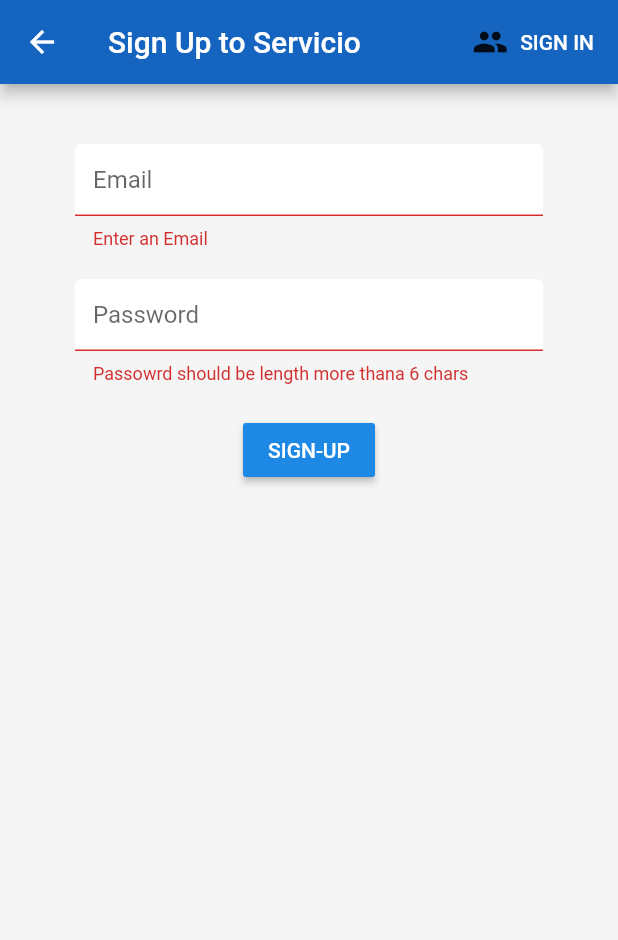
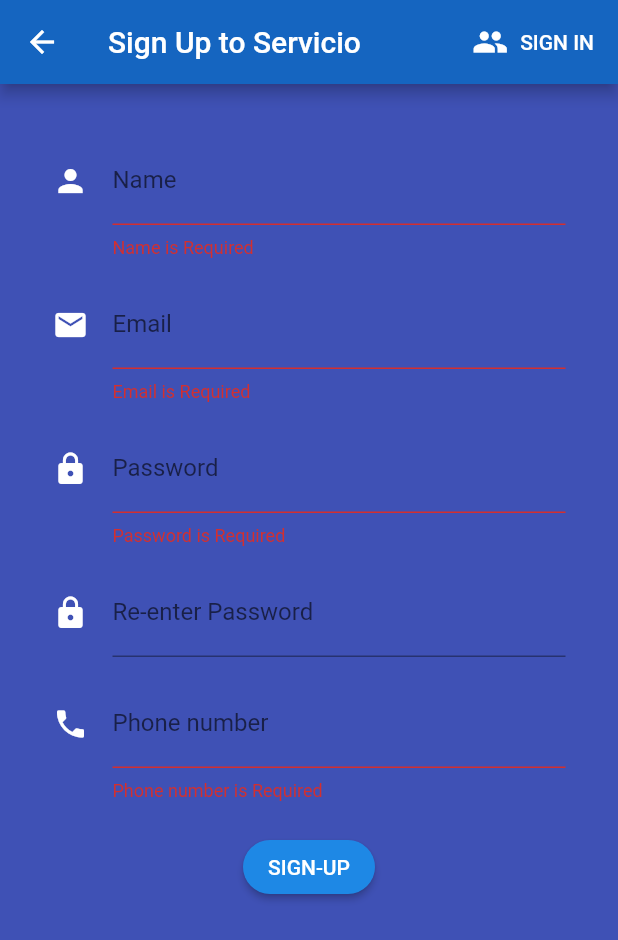
Before and after one commit to nisaldesilva7/Servicio-MobileApp, a Flutter app: the Register screen opened directly, after a tap on "SIGN-UP", on a phone screen of 412 x 824 dp. Shown: the top 940 px of the screen. Run offline on Flutter 3.47's test engine with Material 2 defaults, Android fonts, the phone set to English and light mode, and no system bars; our stand-ins replace cloud_firestore, firebase_auth, flutter_spinkit, simple_animations; accounts and stored records are empty.

Commit message:
register page

```diff
--- a/lib/screens/authenticate/register.dart
+++ b/lib/screens/authenticate/register.dart
@@ -16,15 +16,22 @@
   final AuthServices _auth = AuthServices();
   final _formKey = GlobalKey<FormState>();
 
-  String email = '';
-  String password = '';
+  String _email = '';
+  String _password = '';
+  String _repassword = '';
+  String _name = '';
+  String _url;
+  String _phoneNumber;
+  String _calories;
+
+  bool loading = false;
   String error = '';
-  bool loading = false;
+
 
   @override
   Widget build(BuildContext context) {
     return loading ? Loading() : Scaffold(
-      backgroundColor: Colors.grey[100],
+      backgroundColor: Colors.indigo,
       appBar: AppBar(
         backgroundColor: Colors.blue[800],
         title: Text('Sign Up to Servicio'),
@@ -33,7 +40,7 @@
             onPressed: () {
               widget.toggleView();
             },
-            icon: Icon(Icons.people),
+            icon: Icon(Icons.people, color: Colors.white,),
             label: Text(
                 'SIGN IN',
                 style: TextStyle(
@@ -43,39 +50,29 @@
           )
         ],
       ),
-      body: Container(
-        padding: EdgeInsets.symmetric(vertical: 20.0,horizontal: 50.0),
+      body: SingleChildScrollView(
+        child: Container(
+          padding: EdgeInsets.symmetric(vertical: 20.0,horizontal: 35.0),
           child: Form(
             key: _formKey,
             child: Column(
               children: <Widget>[
+                SizedBox(height: 15.0),
+                _buildName(),
+                SizedBox(height: 15.0),
+                _buildEmail(),
+                SizedBox(height: 15.0),
+                _buildPassword(),
+                SizedBox(height: 15.0),
+                _buildRePassword(),
+                SizedBox(height: 15.0),
+                //_buildURL(),
+                _buildPhoneNumber(),
                 SizedBox(height: 20.0),
-              TextFormField(
-                decoration: InputDecoration(
-                  hintText: 'Email',
-                  fillColor: Colors.white,
-                  filled: true,
-                ),
-                validator: (val) => val.isEmpty ? 'Enter an Email' : null,
-                onChanged: (val) {
-                  setState(() => email = val);
-                },
-              ),
-              SizedBox(height: 20.0),
-              TextFormField(
-                decoration: InputDecoration(
-                  hintText: 'Password',
-                  fillColor: Colors.white,
-                  filled: true,
-                ),
-                obscureText: true,
-                validator: (val) => val.length < 6 ? 'Passowrd should be length more thana 6 chars' : null,
-                onChanged: (val) {
-                  setState(() => password = val);
-                },
-              ),
-              SizedBox(height: 20.0),
+                //_buildCalories(),
+
                 RaisedButton(
+                  shape: RoundedRectangleBorder(borderRadius: new BorderRadius.circular(20.0)),
                   color: Colors.blue[600],
                   child: Text(
                     'SIGN-UP',
@@ -84,7 +81,7 @@
                   onPressed: () async {
                     if (_formKey.currentState.validate()) {
                       setState(() => loading = true);
-                    dynamic result = await _auth.registerWithEmail(email, password);
+                      dynamic result = await _auth.registerWithEmail(_email, _password, _name, _phoneNumber);
                       if (result == null){
                         setState(() {
                           error = 'Enter Valid Email';
@@ -105,6 +102,199 @@
             ),
           ),
         ),
+      ),
     );
   }
+
+
+  Widget _buildName() {
+    return TextFormField(
+      decoration: InputDecoration(labelText: 'Name', icon: Icon(Icons.person, color: Colors.white,),),
+      validator: (String value) {
+        if (value.isEmpty) {
+          return 'Name is Required';
         }
+        return null;
+      },
+      onChanged: (value) {
+        setState(() => _name = value);
+      },
+    );
+  }
+
+  Widget _buildEmail() {
+    return TextFormField(
+      decoration: InputDecoration(labelText: 'Email', icon: Icon(Icons.mail, color: Colors.white,),),
+      validator: (String value) {
+        if (value.isEmpty) {
+          return 'Email is Required';
+        }
+        if (!RegExp(
+            r"[a-z0-9!#$%&'*+/=?^_`{|}~-]+(?:\.[a-z0-9!#$%&'*+/=?^_`{|}~-]+)*@(?:[a-z0-9](?:[a-z0-9-]*[a-z0-9])?\.)+[a-z0-9](?:[a-z0-9-]*[a-z0-9])?")
+            .hasMatch(value)) {
+          return 'Please enter a valid email Address';
+        }
+        return null;
+      },
+      onChanged: (val) {
+        setState(() => _email = val);
+      },
+    );
+  }
+
+  Widget _buildPassword() {
+    return TextFormField(
+      decoration: InputDecoration(labelText: 'Password', icon: Icon(Icons.lock, color: Colors.white,),),
+      keyboardType: TextInputType.visiblePassword,
+      obscureText: true,
+      validator: (String value) {
+        if (value.isEmpty) {
+          return 'Password is Required';
+        }
+        if(value.length < 6) {
+          return 'Password should be length more than 6 chars';
+        }
+        return null;
+      },
+      onChanged: (value) {
+        setState(() => _password = value);
+      },
+    );
+  }
+
+  Widget _buildRePassword() {
+    return TextFormField(
+      decoration: InputDecoration(labelText: 'Re-enter Password', icon: Icon(Icons.lock, color: Colors.white,),),
+      keyboardType: TextInputType.visiblePassword,
+      obscureText: true,
+      validator: (String value) {
+        if (value != _password) {
+          return 'Password does not match';
+        }
+        return null;
+      },
+      onChanged: (val) {
+        setState(() => _repassword = val);
+      },
+    );
+  }
+
+  Widget _buildURL() {
+    return TextFormField(
+      decoration: InputDecoration(labelText: 'Url'),
+      keyboardType: TextInputType.url,
+      validator: (String value) {
+        if (value.isEmpty) {
+          return 'URL is Required';
+        }
+        return null;
+      },
+      onSaved: (String value) {
+        _url = value;
+      },
+    );
+  }
+
+  Widget _buildPhoneNumber() {
+    return TextFormField(
+      decoration: InputDecoration(labelText: 'Phone number' , icon: Icon(Icons.phone, color: Colors.white,),),
+      keyboardType: TextInputType.phone,
+      validator: (String value) {
+//        setState(() {});
+        if (value.isEmpty) {
+          return 'Phone number is Required';
+        }
+        if (value.length != 10) {
+          return 'Enter valid number';
+        }
+        return null;
+      },
+      onChanged: (value) {
+        setState(() => _phoneNumber = value);
+      },
+    );
+  }
+
+  Widget _buildCalories() {
+    return TextFormField(
+      decoration: InputDecoration(labelText: 'Calories'),
+      keyboardType: TextInputType.number,
+      validator: (String value) {
+        int calories = int.tryParse(value);
+
+        if (calories == null || calories <= 0) {
+          return 'Calories must be greater than 0';
+        }
+
+        return null;
+      },
+      onSaved: (String value) {
+        _calories = value;
+      },
+    );
+  }
+
+
+
+}
+
+//
+//Form(
+//key: _formKey,
+//child: Column(
+//children: <Widget>[
+//SizedBox(height: 20.0),
+//TextFormField(
+//decoration: InputDecoration(
+//hintText: 'Email',
+//fillColor: Colors.white,
+//filled: true,
+//),
+//validator: (val) => val.isEmpty ? 'Enter an Email' : null,
+//onChanged: (val) {
+//setState(() => email = val);
+//},
+//),
+//SizedBox(height: 20.0),
+//TextFormField(
+//decoration: InputDecoration(
+//hintText: 'Password',
+//fillColor: Colors.white,
+//filled: true,
+//),
+//obscureText: true,
+//validator: (val) => val.length < 6 ? 'Passowrd should be length more thana 6 chars' : null,
+//onChanged: (val) {
+//setState(() => password = val);
+//},
+//),
+//SizedBox(height: 20.0),
+//RaisedButton(
+//color: Colors.blue[600],
+//child: Text(
+//'SIGN-UP',
+//style: TextStyle(color: Colors.white),
+//),
+//onPressed: () async {
+//if (_formKey.currentState.validate()) {
+//setState(() => loading = true);
+//dynamic result = await _auth.registerWithEmail(email, password);
+//if (result == null){
+//setState(() {
+//error = 'Enter Valid Email';
+//loading = false;
+//});
+//}
+//}
+//},
+//),
+//SizedBox(height: 20.0),
+//Text(
+//error,
+//style: TextStyle(
+//color: Colors.black,
+//)
+//),
+//],
+//),
+//),
--- a/lib/screens/authenticate/sign_in.dart
+++ b/lib/screens/authenticate/sign_in.dart
@@ -81,7 +81,8 @@
                         children: <Widget>[
                           TextFormField(
                             decoration: InputDecoration(
-                              hintText: 'Email',
+                              labelText: 'Email',
+                              //hintText: 'Email',
                               fillColor: Colors.white,
                               filled: true,
                             ),
@@ -93,7 +94,8 @@
                           SizedBox(height: 20.0),
                           TextFormField(
                             decoration: InputDecoration(
-                              hintText: 'Password',
+                              labelText: 'Password',
+                              //hintText: 'Password',
                               fillColor: Colors.white,
                               filled: true,
                             ),
--- a/lib/services/auth.dart
+++ b/lib/services/auth.dart
@@ -48,13 +48,13 @@
 
 
   //Reg with email and pass
-  Future registerWithEmail(String email,String password) async {
+  Future registerWithEmail(String email,String password, String name, String phone) async {
     try {
       AuthResult result = await _auth.createUserWithEmailAndPassword(email: email, password: password);
       FirebaseUser user = result.user;
 
       //create a new doc for newly registered user
-      await DatabaseService(uid: user.uid).updateUserData('nisal', 'male', 19);
+      await DatabaseService(uid: user.uid).updateUserData(name, email, phone);
       print('auth ok');
 
       return _userFromFirebaseUser(user);
--- a/lib/services/database.dart
+++ b/lib/services/database.dart
@@ -8,12 +8,12 @@
   //Collection reference
   final CollectionReference userCollection = Firestore.instance.collection('users');
 
-  Future updateUserData(String name, String sugar, int age) async {
+  Future updateUserData(String name, String email, String telNum) async {
     print('update user data');
     return await userCollection.document(uid).setData({
       'name': name,
-      'gender': sugar,
-      'age': age,
+      'email': email,
+      'tel_num': telNum,
       'user_id': uid,
     });
   }
```
Also changed, not shown: lib/main.dart (+6 -2 lines), lib/testing/dep/scrollCheck.dart (added, +36 -0 lines), lib/testing/formSample.dart (added, +176 -0 lines), pubspec.yaml (+10 -1 lines), pubspec.lock, 12 other files. Lines whose indentation alone changed are shown as unchanged.
